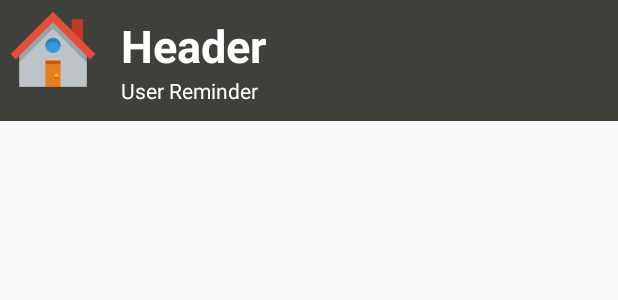
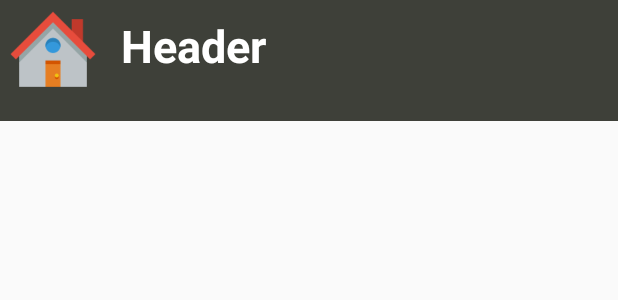
Before and after one commit to prameetsk77/RemindMeNow, an Android app: the layout reminder_list_row.xml on its own in the app's theme, with its tools: preview values and no code run, on a phone screen of 412 x 824 dp. Shown: the top 300 px of the screen. Run offline under Robolectric (Android 15) with nearby library versions, the phone set to English and light mode, and no system bars.

Commit message:
Removed subtitle

```diff
--- a/app/src/main/res/layout/reminder_list_row.xml
+++ b/app/src/main/res/layout/reminder_list_row.xml
@@ -32,7 +32,7 @@
         <TextView
             android:layout_width="wrap_content"
             android:layout_height="wrap_content"
-            android:text="User Reminder"
+            android:text=""
             android:layout_marginLeft="10dp"
 
             android:textColor="#ffffff"
```
